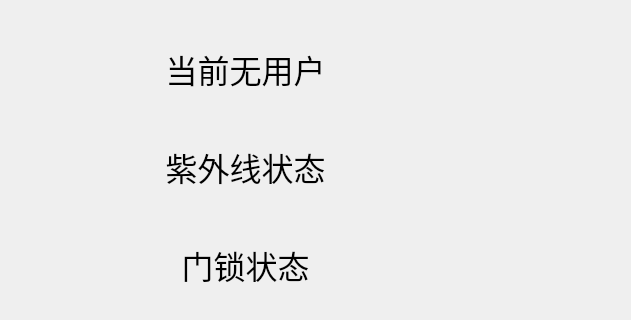
The window that ui/mainwindow.ui (Afavorite/RPi_smartcabinet) describes before a commit, drawn with Qt 5; both pictures show x 0 to 631 and y 280 to 600 of the 1024 by 600 pixel window.
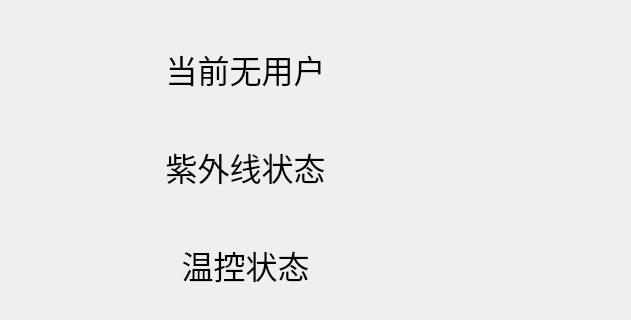
The same window after the commit. Icons and pictures are not drawn.

```diff
--- a/ui/mainwindow.ui
+++ b/ui/mainwindow.ui
@@ -140,7 +140,7 @@
        </font>
       </property>
       <property name="text">
-       <string>门锁状态</string>
+       <string>温控状态</string>
       </property>
       <property name="alignment">
        <set>Qt::AlignCenter</set>
```
Left out of the diff: 2 changed lines with no effect on the pictures.
